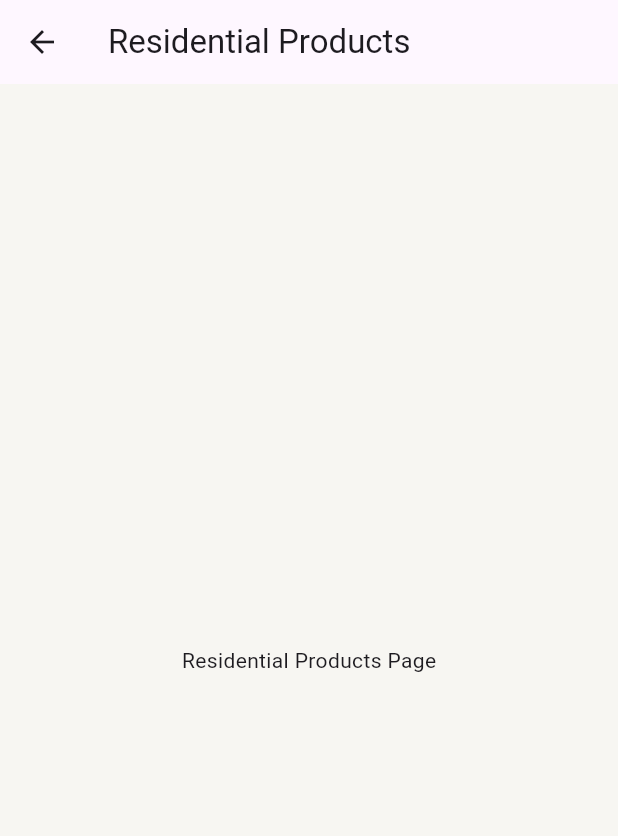
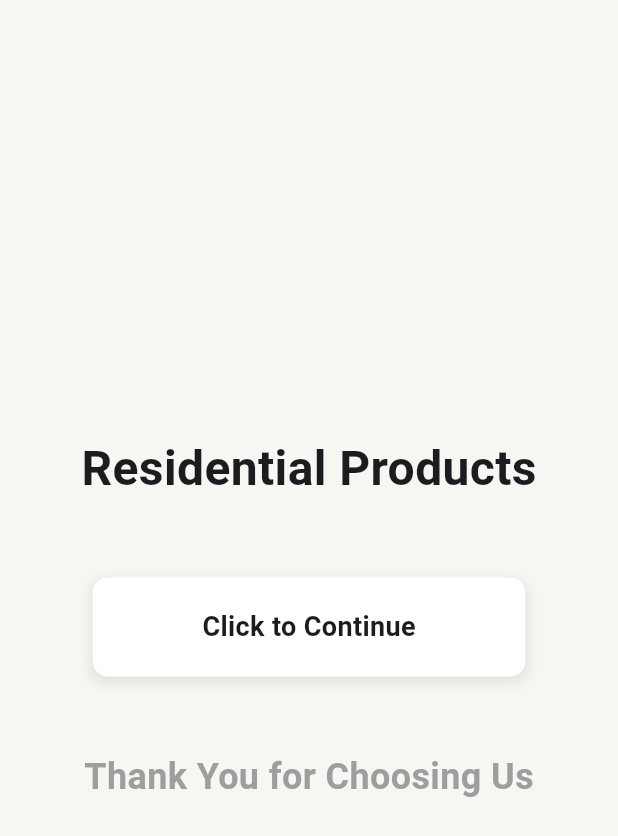
Before and after one commit to samahelmy/project1, a Flutter app: the ResProducts screen opened directly, on a phone screen of 412 x 824 dp. Shown: the top 836 px of the screen. Run offline on Flutter 3.47's test engine with Material 3 defaults, Android fonts, the phone set to English and light mode, and no system bars.

Commit message:
resproducts

```diff
--- a/project1/project1/lib/resproducts.dart
+++ b/project1/project1/lib/resproducts.dart
@@ -7,11 +7,59 @@ class ResProducts extends StatelessWidget {
   Widget build(BuildContext context) {
     return Scaffold(
       backgroundColor: const Color(0xFFF7F6F2),
-      appBar: AppBar(
-        title: const Text('Residential Products'),
-      ),
-      body: const Center(
-        child: Text('Residential Products Page'),
+      body: Center(
+        child: Column(
+          mainAxisAlignment: MainAxisAlignment.center,
+          children: [
+            const Text(
+              'Residential Products',
+              style: TextStyle(
+                fontSize: 32,
+                fontWeight: FontWeight.bold,
+              ),
+            ),
+            const SizedBox(height: 50),
+            InkWell(
+              onTap: () {
+                // Add your click handling here
+              },
+              child: Container(
+                width: MediaQuery.of(context).size.width * 0.7,
+                padding: const EdgeInsets.symmetric(vertical: 20),
+                decoration: BoxDecoration(
+                  color: Colors.white,
+                  borderRadius: BorderRadius.circular(10),
+                  boxShadow: [
+                    BoxShadow(
+                      color: Colors.grey.withOpacity(0.2),
+                      spreadRadius: 2,
+                      blurRadius: 5,
+                      offset: const Offset(0, 3),
+                    ),
+                  ],
+                ),
+                child: const Center(
+                  child: Text(
+                    'Click to Continue',
+                    style: TextStyle(
+                      fontSize: 18,
+                      fontWeight: FontWeight.bold,
+                    ),
+                  ),
+                ),
+              ),
+            ),
+            const SizedBox(height: 50),
+            const Text(
+              'Thank You for Choosing Us',
+              style: TextStyle(
+                fontSize: 24,
+                fontWeight: FontWeight.bold,
+                color: Colors.grey,
+              ),
+            ),
+          ],
+        ),
       ),
     );
   }
```
